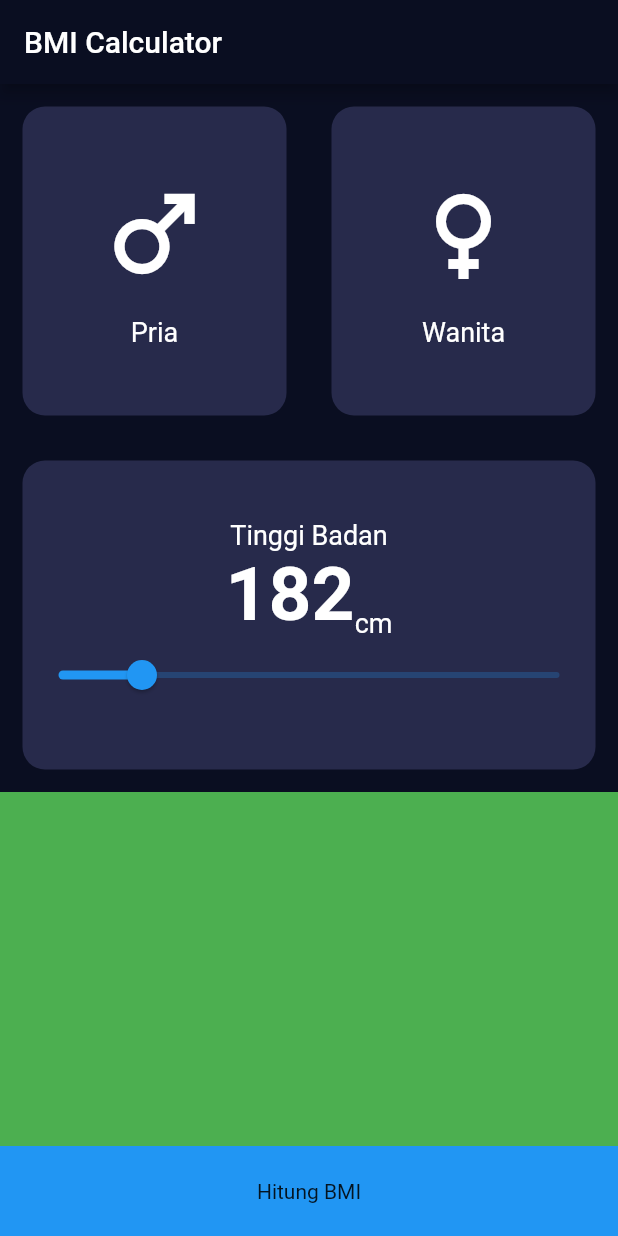
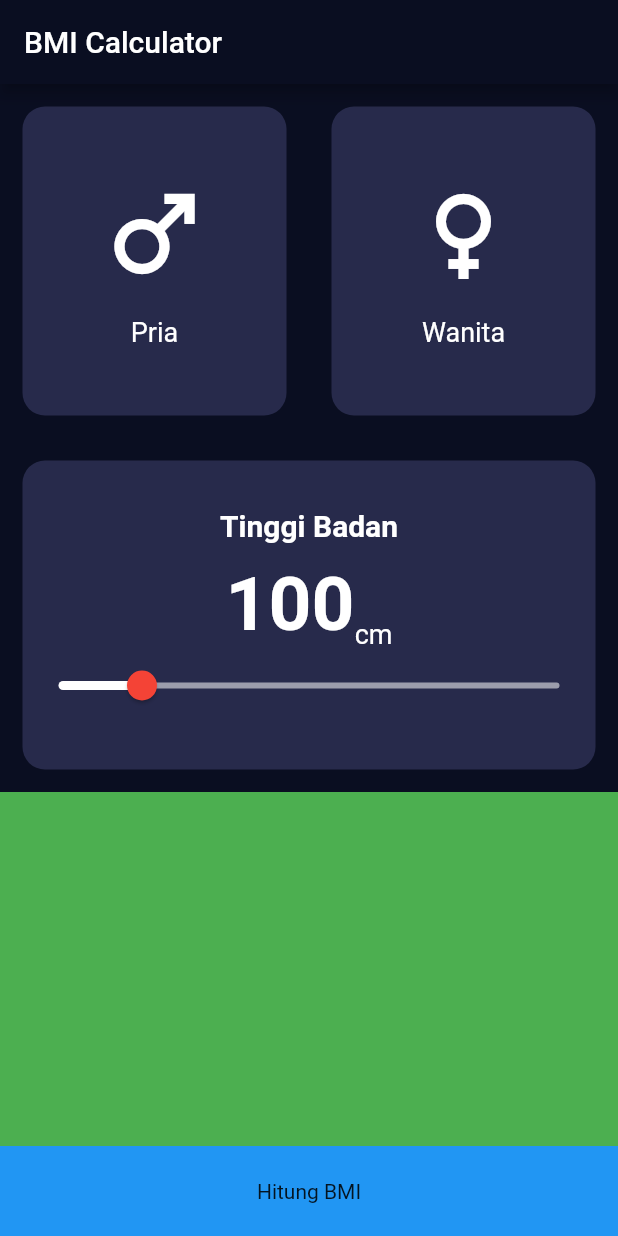
Before and after one commit to ImamHaris/bmiimhar, a Flutter app: the screen it shows after launch, on a phone screen of 412 x 824 dp. Run offline on Flutter 3.47's test engine with Material 2 defaults, Android fonts, the phone set to English and light mode, and no system bars.

Commit message:
Update bmi_data_screen.dart

```diff
--- a/lib/views/bmi_data_screen.dart
+++ b/lib/views/bmi_data_screen.dart
@@ -14,6 +14,8 @@ class BmiDataScreen extends StatefulWidget {
 }
 
 class _BmiDataScreenState extends State<BmiDataScreen> {
+  int height = 100;
+
   @override
   Widget build(BuildContext context) {
     return Scaffold(
@@ -51,14 +53,18 @@ class _BmiDataScreenState extends State<BmiDataScreen> {
                 children: [
                   Text(
                     "Tinggi Badan",
-                    style: labelTextStyle,
+                    style: labelTextStyle.copyWith(
+                      fontSize: 20,
+                      fontWeight: FontWeight.bold,
+                    ),
                   ),
+                  SizedBox(height: 12),
                   Row(
                     mainAxisAlignment: MainAxisAlignment.center,
                     crossAxisAlignment: CrossAxisAlignment.end,
                     children: [
                       Text(
-                        "182",
+                        "$height",
                         style: TextStyle(
                           fontSize: 50,
                           fontWeight: FontWeight.bold,
@@ -72,10 +78,16 @@ class _BmiDataScreenState extends State<BmiDataScreen> {
                     ],
                   ),
                   Slider(
-                    value: 100,
+                    value: height.toDouble(),
                     min: 80,
                     max: 200,
-                    onChanged: (value) {},
+                    thumbColor: Colors.red,
+                    activeColor: Colors.white,
+                    inactiveColor: Colors.white54,
+                    onChanged: (value) {
+                      height = value.toInt();
+                      setState(() {});
+                    },
                   )
                 ],
               ),
```
